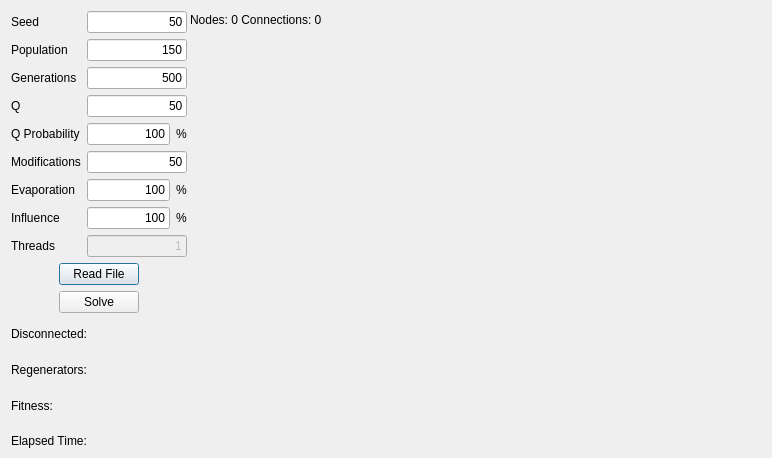
Above: antcolonydialog.ui from xQsme/RLP_Qt before the change. Below: the same form after it.
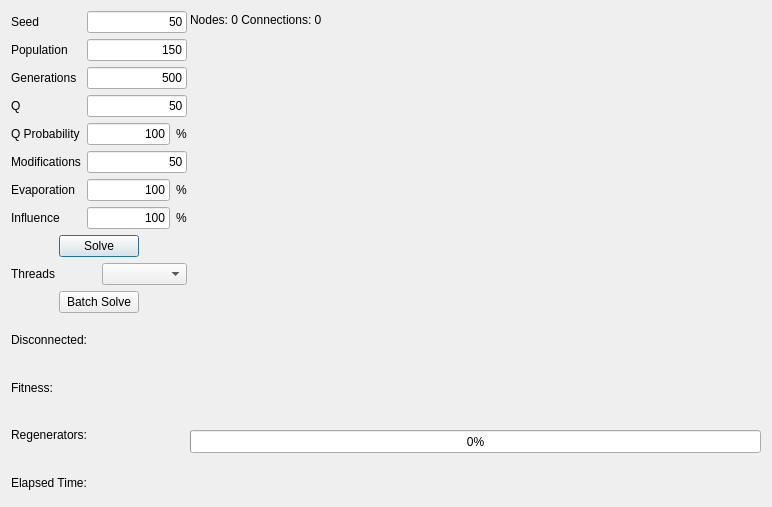
That is the form after the change.

What changed in the file:
```diff
--- a/antcolonydialog.ui
+++ b/antcolonydialog.ui
@@ -7,7 +7,7 @@
     <x>0</x>
     <y>0</y>
     <width>772</width>
-    <height>458</height>
+    <height>507</height>
    </rect>
   </property>
   <property name="windowTitle">
@@ -29,9 +29,9 @@
   <widget class="QWidget" name="gridLayoutWidget">
    <property name="geometry">
     <rect>
-     <x>180</x>
+     <x>190</x>
      <y>27</y>
-     <width>581</width>
+     <width>571</width>
      <height>401</height>
     </rect>
    </property>
@@ -47,7 +47,7 @@
      <x>11</x>
      <y>11</y>
      <width>176</width>
-     <height>445</height>
+     <height>492</height>
     </rect>
    </property>
    <layout class="QVBoxLayout" name="verticalLayout_4">
@@ -129,16 +129,6 @@
           </property>
          </widget>
         </item>
-        <item>
-         <widget class="QLabel" name="label_6">
-          <property name="text">
-           <string>Threads</string>
-          </property>
-          <property name="buddy">
-           <cstring>lineEditThreads</cstring>
-          </property>
-         </widget>
-        </item>
        </layout>
       </item>
       <item>
@@ -263,22 +253,6 @@
           </item>
          </layout>
         </item>
-        <item>
-         <widget class="QLineEdit" name="lineEditThreads">
-          <property name="enabled">
-           <bool>false</bool>
-          </property>
-          <property name="text">
-           <string>1</string>
-          </property>
-          <property name="alignment">
-           <set>Qt::AlignRight|Qt::AlignTrailing|Qt::AlignVCenter</set>
-          </property>
-          <property name="readOnly">
-           <bool>false</bool>
-          </property>
-         </widget>
-        </item>
        </layout>
       </item>
      </layout>
@@ -301,7 +275,7 @@
       <item>
        <widget class="QPushButton" name="pushButtonRead">
         <property name="text">
-         <string>Read File</string>
+         <string>Solve</string>
         </property>
        </widget>
       </item>
@@ -320,6 +294,27 @@
       </item>
      </layout>
     </item>
+    <item>
+     <layout class="QHBoxLayout" name="horizontalLayout_6">
+      <item>
+       <widget class="QLabel" name="label_13">
+        <property name="text">
+         <string>Threads</string>
+        </property>
+       </widget>
+      </item>
+      <item>
+       <widget class="QComboBox" name="comboBoxThreads">
+        <property name="currentText">
+         <string/>
+        </property>
+        <property name="maxVisibleItems">
+         <number>2</number>
+        </property>
+       </widget>
+      </item>
+     </layout>
+    </item>
     <item>
      <layout class="QHBoxLayout" name="horizontalLayout_2">
       <item>
@@ -338,7 +333,7 @@
       <item>
        <widget class="QPushButton" name="pushButtonSolve">
         <property name="text">
-         <string>Solve</string>
+         <string>Batch Solve</string>
         </property>
        </widget>
       </item>
@@ -366,13 +361,6 @@
         </property>
        </widget>
       </item>
-      <item>
-       <widget class="QLabel" name="labelRegenerators">
-        <property name="text">
-         <string>Regenerators: </string>
-        </property>
-       </widget>
-      </item>
       <item>
        <widget class="QLabel" name="labelFitness">
         <property name="text">
@@ -380,6 +368,13 @@
         </property>
        </widget>
       </item>
+      <item>
+       <widget class="QLabel" name="labelRegenerators">
+        <property name="text">
+         <string>Regenerators: </string>
+        </property>
+       </widget>
+      </item>
       <item>
        <widget class="QLabel" name="labelElapsed">
         <property name="text">
@@ -391,6 +386,19 @@
     </item>
    </layout>
   </widget>
+  <widget class="QProgressBar" name="progressBar">
+   <property name="geometry">
+    <rect>
+     <x>190</x>
+     <y>430</y>
+     <width>571</width>
+     <height>23</height>
+    </rect>
+   </property>
+   <property name="value">
+    <number>0</number>
+   </property>
+  </widget>
  </widget>
  <resources/>
  <connections/>
```
Left out of the diff: 23 changed lines with no effect on the pictures.
